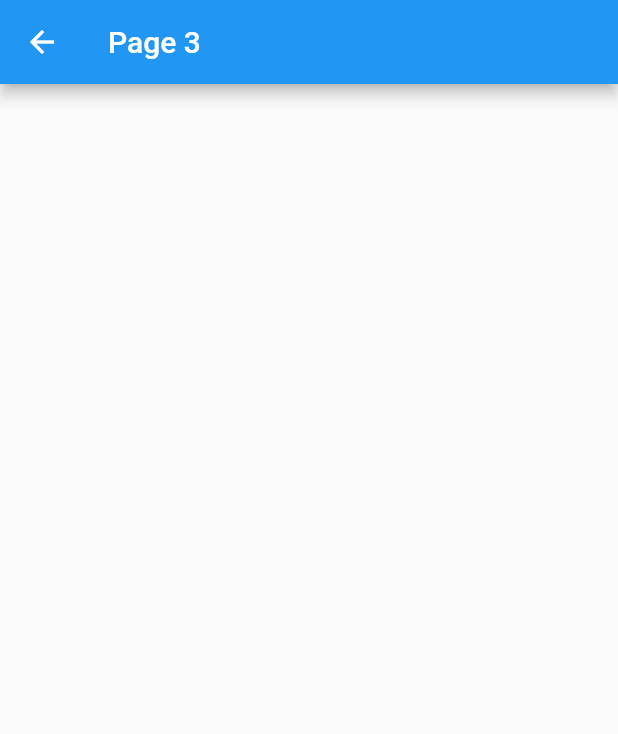
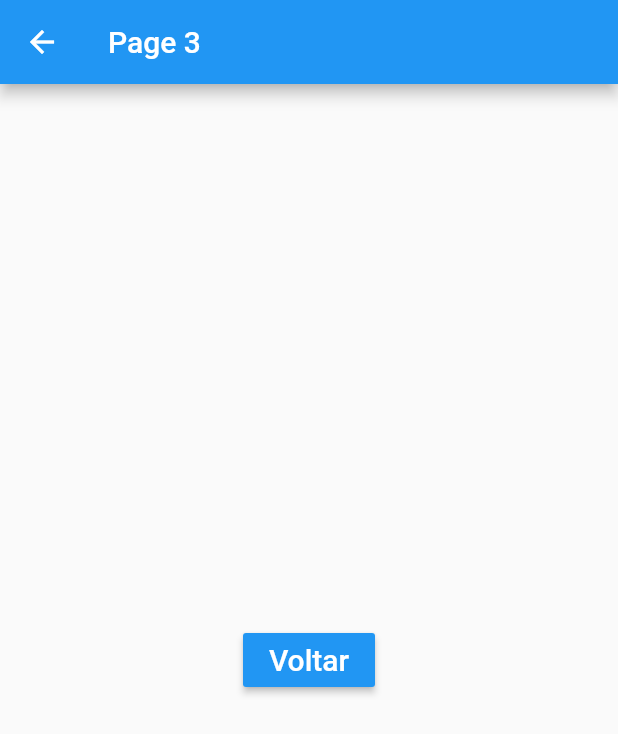
Before and after one commit to tGeanezini/flutter_example, a Flutter app: the screen it shows after launch, after a tap on "Page 3", on a phone screen of 412 x 824 dp. Shown: the top 734 px of the screen. Run offline on Flutter 3.47's test engine with Material 2 defaults, Android fonts, the phone set to English and light mode, and no system bars.

Commit message:
Add return parameter to navigator

```diff
--- a/lib/home_page.dart
+++ b/lib/home_page.dart
@@ -66,9 +66,12 @@ class HomePage extends StatelessWidget {
         Row(
           mainAxisAlignment: MainAxisAlignment.spaceEvenly,
           children: <Widget>[
-            _button(context, 'ListView', () => _onClickNavigator(context, HelloPage1())),
-            _button(context, 'Page 2', () => _onClickNavigator(context, HelloPage2())),
-            _button(context, 'Page 3', () => _onClickNavigator(context, HelloPage3())),
+            _button(context, 'ListView',
+                () => _onClickNavigator(context, HelloPage1())),
+            _button(context, 'Page 2',
+                () => _onClickNavigator(context, HelloPage2())),
+            _button(context, 'Page 3',
+                () => _onClickNavigator(context, HelloPage3())),
           ],
         ),
         Row(
@@ -104,10 +107,13 @@ class HomePage extends StatelessWidget {
     );
   }
 
-  void _onClickNavigator(BuildContext context, Widget page) {
-    Navigator.push(context, MaterialPageRoute(builder: (context) {
+  void _onClickNavigator(BuildContext context, Widget page) async {
+    String s =
+        await Navigator.push(context, MaterialPageRoute(builder: (context) {
       return page;
     }));
+
+    print('>> $s');
   }
 
   _onClickSnack() {}
--- a/lib/pages/hello_page2.dart
+++ b/lib/pages/hello_page2.dart
@@ -28,6 +28,6 @@ class HelloPage2 extends StatelessWidget {
   }
 
   _onClickVoltar(context) {
-    Navigator.pop(context);
+    Navigator.pop(context, 'Page 2');
   }
 }
--- a/lib/pages/hello_page3.dart
+++ b/lib/pages/hello_page3.dart
@@ -7,6 +7,27 @@ class HelloPage3 extends StatelessWidget {
       appBar: AppBar(
         title: Text('Page 3'),
       ),
+      body: _body(context),
     );
   }
+
+  _body(context) {
+    return Center(
+      child: RaisedButton(
+        color: Colors.blue,
+        child: Text(
+          'Voltar',
+          style: TextStyle(
+            color: Colors.white,
+            fontSize: 20,
+          ),
+        ),
+        onPressed: () => _onClickVoltar(context),
+      ),
+    );
+  }
+
+  _onClickVoltar(context) {
+    Navigator.pop(context, 'Page 3');
+  }
 }
```
